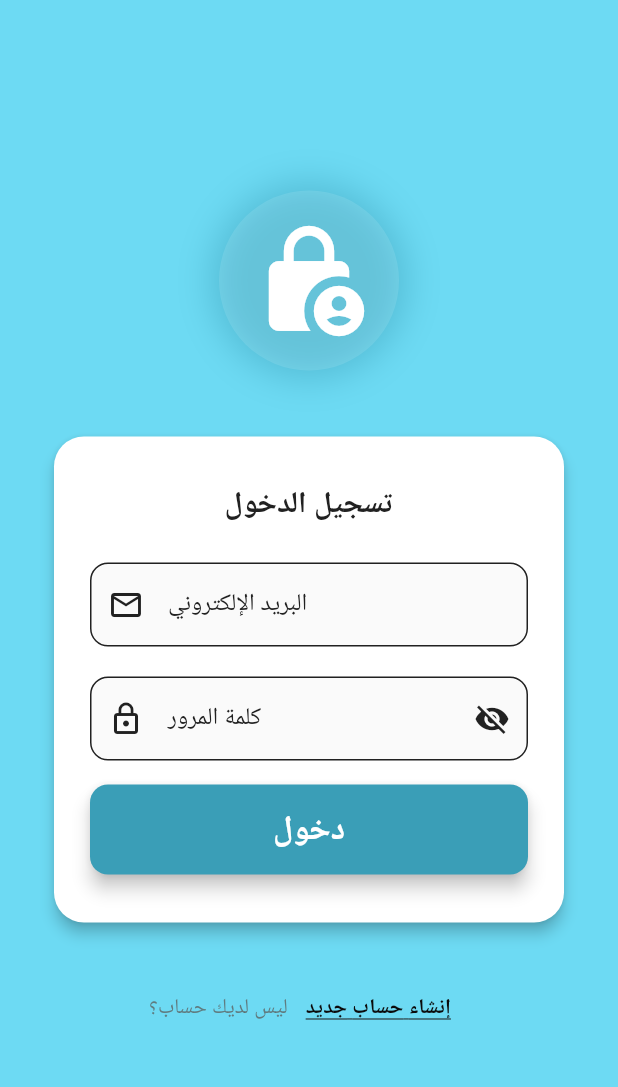
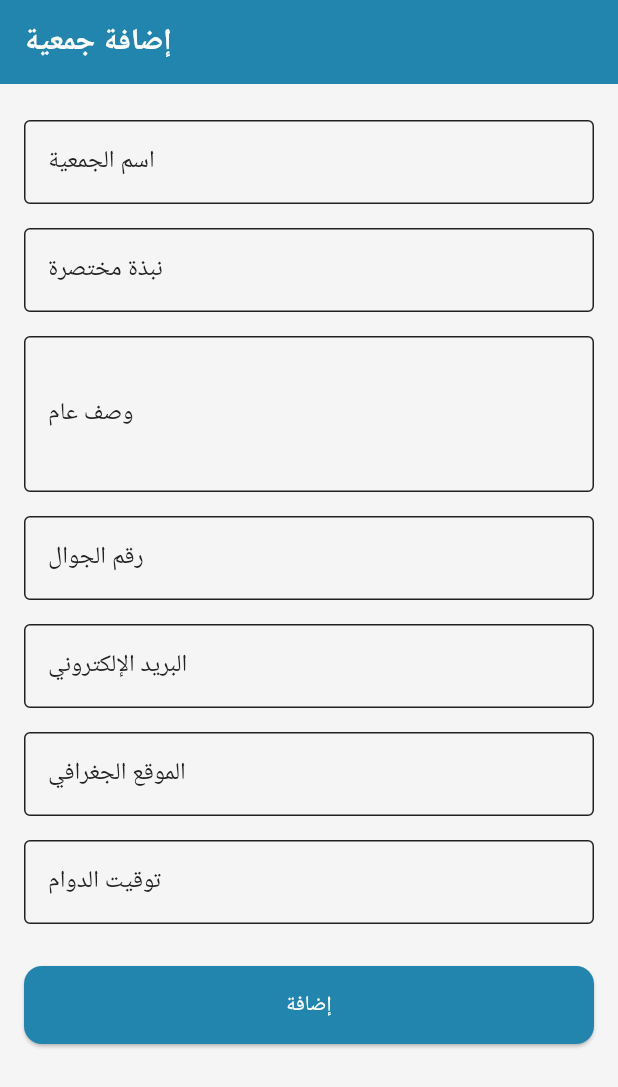
Before and after one commit to ahmed-kh-1/nedaa, a Flutter app: the screen it shows after launch, on a phone screen of 412 x 824 dp. Shown: the top 1087 px of the screen. Run offline on Flutter 3.47's test engine with Material 3 defaults, Android fonts, the phone set to English and light mode, and no system bars; our stand-ins replace easy_localization, font_awesome_flutter, geolocator, image_picker, shared_preferences, supabase_flutter; accounts and stored records are empty.

Commit message:
orgnizations done

```diff
--- a/lib/main.dart
+++ b/lib/main.dart
@@ -1,6 +1,9 @@
 import 'package:call/providers/auth_provider.dart';
+import 'package:call/providers/organization_provider.dart';
 import 'package:call/screens/auth/sign_in_screen.dart';
 import 'package:call/screens/auth/sign_up_screen.dart';
+import 'package:call/screens/organizations/add_orgnization_screen.dart';
+import 'package:call/screens/splash_screen.dart';
 import 'package:flutter/material.dart';
 import 'package:provider/provider.dart';
 
@@ -27,6 +30,7 @@ void main() async {
       providers: [
         ChangeNotifierProvider(create: (_) => ThemeNotifier()),
         ChangeNotifierProvider(create: (_) => AuthProvider()),
+        ChangeNotifierProvider(create: (_) => OrganizationProvider()),
       ],
       child: const MyApp(),
     ),
@@ -46,15 +50,15 @@ class MyApp extends StatelessWidget {
       theme: AppTheme.lightTheme(),
       darkTheme: AppTheme.darkTheme(),
       themeMode: themeNotifier.isDark ? ThemeMode.dark : ThemeMode.light,
-      initialRoute: '/',
+      initialRoute: '/add-organization',
       routes: {
-        '/': (context) => const SignInScreen(),
+        // '/': (context) => const SplashScreen(),
         '/signin': (context) => const SignInScreen(),
         '/signup': (context) => const SignupScreen(),
         '/home': (context) => const HomeScreen(),
         '/create-post': (context) => const CreatePostScreen(),
+        '/add-organization': (context) => const AddOrganizationScreen(),
       },
-
     );
   }
 }
--- /dev/null
+++ b/lib/models/organization_model.dart
@@ -0,0 +1,74 @@
+class OrganizationModel {
+  final String id;
+  final String name;
+  final String shortDescription;
+  final String generalDescription;
+  final String phone;
+  final String email;
+  final String location;
+  final String workingHours;
+  final String ownerId;
+
+  OrganizationModel({
+    required this.id,
+    required this.name,
+    required this.shortDescription,
+    required this.generalDescription,
+    required this.phone,
+    required this.email,
+    required this.location,
+    required this.workingHours,
+    required this.ownerId,
+  });
+
+  factory OrganizationModel.fromMap(Map<String, dynamic> map) {
+    return OrganizationModel(
+      id: map['id'],
+      name: map['name'],
+      shortDescription: map['short_description'],
+      generalDescription: map['general_description'],
+      phone: map['phone'],
+      email: map['email'],
+      location: map['location'],
+      workingHours: map['working_hours'],
+      ownerId: map['owner_id'],
+    );
+  }
+
+  Map<String, dynamic> toMap() {
+    return {
+      'name': name,
+      'short_description': shortDescription,
+      'general_description': generalDescription,
+      'phone': phone,
+      'email': email,
+      'location': location,
+      'working_hours': workingHours,
+      'owner_id': ownerId,
+    };
+  }
+
+  OrganizationModel copyWith({
+    String? id,
+    String? name,
+    String? shortDescription,
+    String? generalDescription,
+    String? phone,
+    String? email,
+    String? location,
+    String? workingHours,
+    String? ownerId,
+  }) {
+    return OrganizationModel(
+      id: id ?? this.id,
+      name: name ?? this.name,
+      shortDescription: shortDescription ?? this.shortDescription,
+      generalDescription: generalDescription ?? this.generalDescription,
+      phone: phone ?? this.phone,
+      email: email ?? this.email,
+      location: location ?? this.location,
+      workingHours: workingHours ?? this.workingHours,
+      ownerId: ownerId ?? this.ownerId,
+    );
+  }
+}
--- a/lib/screens/auth/sign_up_screen.dart
+++ b/lib/screens/auth/sign_up_screen.dart
@@ -30,7 +30,7 @@ class AccountTypeSelector extends StatelessWidget {
         ),
         Expanded(
           child: RadioListTile<UserType>(
-            title: const Text('جمعية'),
+            title: const Text('منظمة'),
             value: UserType.association,
             groupValue: selected,
             onChanged: onChanged,
@@ -133,7 +133,7 @@ class _SignupScreenState extends State<SignupScreen> {
               children: [
                 // الشعار مع التأثير
                 Container(
-                  padding: const EdgeInsets.all(20),
+                  padding: const EdgeInsets.all(12),
                   decoration: BoxDecoration(
                     shape: BoxShape.circle,
                     color: Colors.white.withOpacity(0.1),
--- /dev/null
+++ b/lib/screens/organizations/add_orgnization_screen.dart
@@ -0,0 +1,112 @@
+import 'package:call/models/organization_model.dart';
+import 'package:call/providers/organization_provider.dart';
+import 'package:flutter/material.dart';
+import 'package:provider/provider.dart';
+
+class AddOrganizationScreen extends StatefulWidget {
+  const AddOrganizationScreen({super.key});
+
+  @override
+  State<AddOrganizationScreen> createState() => _AddOrganizationScreenState();
+}
+
+class _AddOrganizationScreenState extends State<AddOrganizationScreen> {
+  final _formKey = GlobalKey<FormState>();
+
+  final TextEditingController _nameController = TextEditingController();
+  final TextEditingController _shortDescController = TextEditingController();
+  final TextEditingController _descriptionController = TextEditingController();
+  final TextEditingController _phoneController = TextEditingController();
+  final TextEditingController _emailController = TextEditingController();
+  final TextEditingController _locationController = TextEditingController();
+  final TextEditingController _workingHoursController = TextEditingController();
+
+  bool _isLoading = false;
+
+  void _submitForm() async {
+    if (!_formKey.currentState!.validate()) return;
+
+    setState(() => _isLoading = true);
+
+    final org = OrganizationModel(
+      id: '', // will be generated by Supabase
+      name: _nameController.text.trim(),
+      shortDescription: _shortDescController.text.trim(),
+      generalDescription: _descriptionController.text.trim(),
+      phone: _phoneController.text.trim(),
+      email: _emailController.text.trim(),
+      location: _locationController.text.trim(),
+      workingHours: _workingHoursController.text.trim(),
+      ownerId: '', // will be added in service
+    );
+
+    try {
+      await context.read<OrganizationProvider>().addOrganization(org);
+      ScaffoldMessenger.of(context).showSnackBar(
+        const SnackBar(content: Text('تمت إضافة الجمعية بنجاح')),
+      );
+      Navigator.pop(context); // رجوع بعد الإضافة
+    } catch (e) {
+      ScaffoldMessenger.of(context).showSnackBar(
+        SnackBar(content: Text('حدث خطأ: $e')),
+      );
+    } finally {
+      setState(() => _isLoading = false);
+    }
+  }
+
+  @override
+  Widget build(BuildContext context) {
+    return Scaffold(
+      appBar: AppBar(title: const Text('إضافة جمعية')),
+      body: Padding(
+        padding: const EdgeInsets.all(16.0),
+        child: Form(
+          key: _formKey,
+          child: ListView(
+            children: [
+              _buildTextField(_nameController, 'اسم الجمعية'),
+              _buildTextField(_shortDescController, 'نبذة مختصرة'),
+              _buildTextField(_descriptionController, 'وصف عام', maxLines: 3),
+              _buildTextField(_phoneController, 'رقم الجوال',
+                  keyboardType: TextInputType.phone),
+              _buildTextField(_emailController, 'البريد الإلكتروني',
+                  keyboardType: TextInputType.emailAddress),
+              _buildTextField(_locationController, 'الموقع الجغرافي'),
+              _buildTextField(_workingHoursController, 'توقيت الدوام'),
+              const SizedBox(height: 20),
+              ElevatedButton(
+                onPressed: _isLoading ? null : _submitForm,
+                child: _isLoading
+                    ? const CircularProgressIndicator()
+                    : const Text('إضافة'),
+              ),
+            ],
+          ),
+        ),
+      ),
+    );
+  }
+
+  Widget _buildTextField(
+    TextEditingController controller,
+    String label, {
+    TextInputType keyboardType = TextInputType.text,
+    int maxLines = 1,
+  }) {
+    return Padding(
+      padding: const EdgeInsets.symmetric(vertical: 8.0),
+      child: TextFormField(
+        controller: controller,
+        keyboardType: keyboardType,
+        maxLines: maxLines,
+        decoration: InputDecoration(
+          labelText: label,
+          border: const OutlineInputBorder(),
+        ),
+        validator: (value) =>
+            value == null || value.trim().isEmpty ? 'هذا الحقل مطلوب' : null,
+      ),
+    );
+  }
+}
```
Also changed, not shown: lib/providers/organization_provider.dart (added, +34 -0 lines), lib/screens/splash_screen.dart (+7 -1 lines), lib/services/organization_service.dart (added, +56 -0 lines), pubspec.lock, 1 other file.
